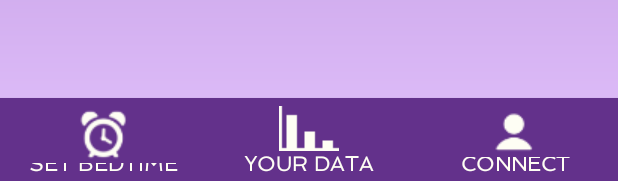
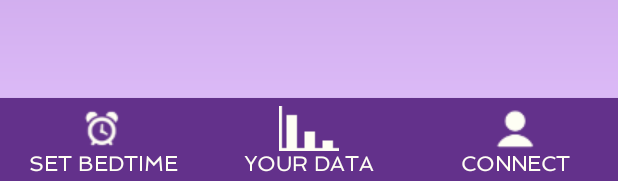
Before and after one commit to steveand117/DinoSnore, an Android app: the layout set_target.xml on its own in the app's theme, with its tools: preview values and no code run, on a phone screen of 412 x 824 dp. Shown: the part 1052-1233 px from the top of the screen. Run offline under Robolectric (Android 15) with nearby library versions, the light colour scheme and no system bars.

Commit message:
final landing and target page

```diff
--- a/app/src/main/res/layout/landing.xml
+++ b/app/src/main/res/layout/landing.xml
@@ -50,6 +50,7 @@
         android:paddingTop="10dp"
         android:paddingBottom="10dp"
         android:textColor="#FEFEF4"
-        android:text="Enter"/>
+        android:text="Enter"
+        android:onClick="myMethod"/>
 
     </RelativeLayout>
--- a/app/src/main/res/layout/set_target.xml
+++ b/app/src/main/res/layout/set_target.xml
@@ -139,6 +139,8 @@
             />
 
     </RelativeLayout>
+
+
     <Button
         android:id="@+id/check_in"
         android:layout_below="@id/bottom"
@@ -153,12 +155,19 @@
         android:textColor="#FEFEF4"
         android:text="I'm Awake!"/>
 
+    <LinearLayout
+        android:orientation="horizontal"
+        android:layout_width="match_parent"
+        android:layout_height="wrap_content"
+        android:layout_alignParentBottom="true"
+        >
         <Button
             android:id="@+id/set"
             android:layout_alignParentBottom="true"
             android:fontFamily="@font/spinnaker"
-        android:layout_width="137dp"
-        android:layout_height="57dp"
+            android:layout_width="fill_parent"
+            android:layout_height="wrap_content"
+            android:layout_weight="1"
             android:layout_marginTop="20dp"
             android:background="@drawable/bottom_button"
             android:gravity="bottom|center"
@@ -173,8 +182,9 @@
             android:layout_alignParentBottom="true"
             android:layout_toRightOf="@id/set"
             android:fontFamily="@font/spinnaker"
-        android:layout_width="137dp"
-        android:layout_height="57dp"
+            android:layout_width="fill_parent"
+            android:layout_height="wrap_content"
+            android:layout_weight="1"
             android:layout_marginTop="20dp"
             android:background="@drawable/bottom_button"
             android:gravity="bottom|center"
@@ -189,8 +199,9 @@
             android:layout_alignParentBottom="true"
             android:layout_toRightOf="@id/data"
             android:fontFamily="@font/spinnaker"
-        android:layout_width="137dp"
-        android:layout_height="57dp"
+            android:layout_width="fill_parent"
+            android:layout_height="wrap_content"
+            android:layout_weight="1"
             android:layout_marginTop="20dp"
             android:background="@drawable/bottom_button"
             android:gravity="bottom|center"
@@ -199,5 +210,5 @@
             android:textColor="#FEFEF4"
             android:drawableTop="@drawable/people"
             android:text="Connect"/>
-
+    </LinearLayout>
 </RelativeLayout>
```
Also changed, not shown: app/src/main/res/drawable/clock.png, app/src/main/res/drawable/people.png, app/src/main/res/drawable/temp_logo.png. Lines whose indentation alone changed are shown as unchanged.
